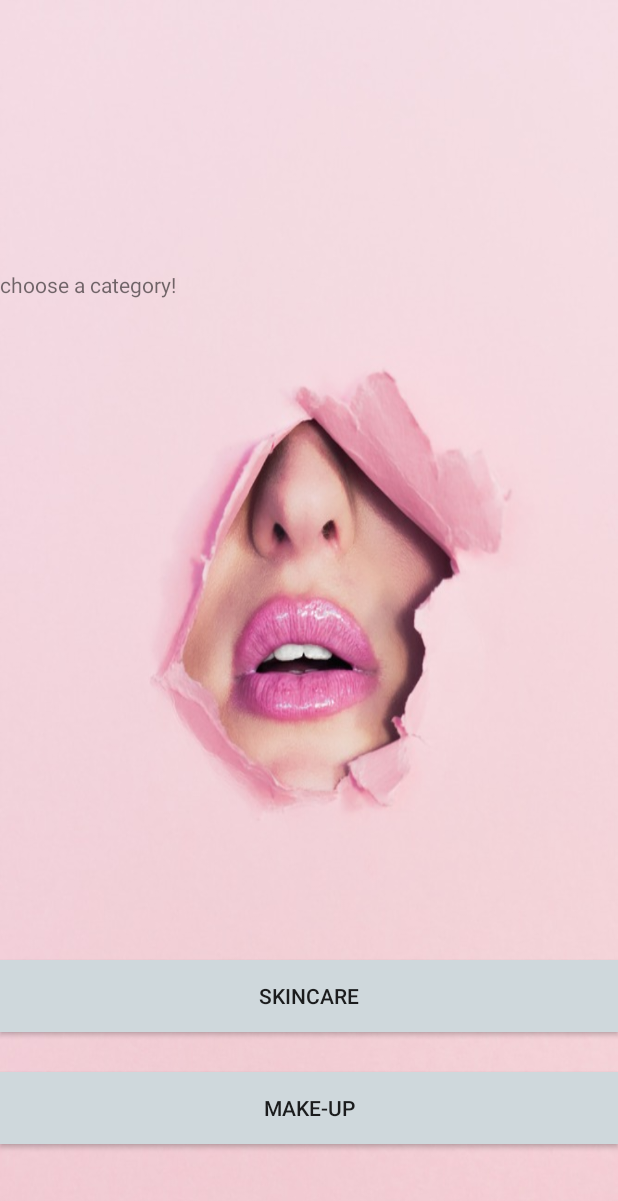
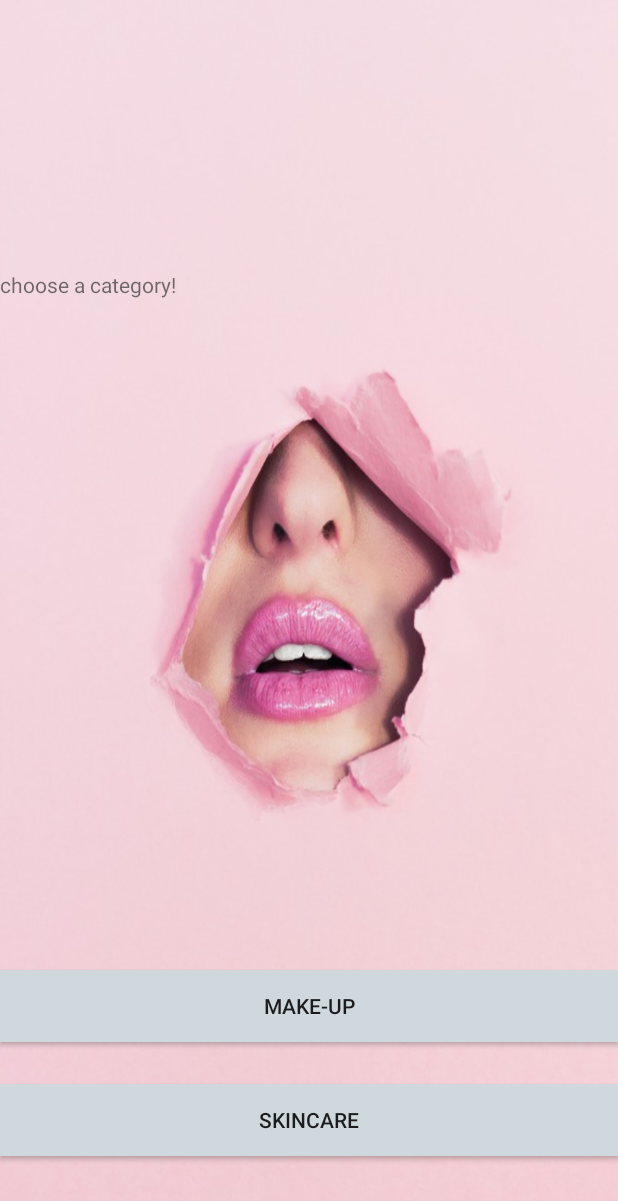
Before and after one commit to ya7skaa/BeautyWithin, an Android app: the layout home.xml on its own in the app's theme, with its tools: preview values and no code run, on a phone screen of 412 x 824 dp. Shown: the top 1201 px of the screen. Run offline under Robolectric (Android 15) with nearby library versions, the phone set to English and light mode, and no system bars.

Commit message:
created skincare layout and class

```diff
--- a/app/src/main/AndroidManifest.xml
+++ b/app/src/main/AndroidManifest.xml
@@ -9,7 +9,8 @@
         android:roundIcon="@mipmap/ic_launcher_round"
         android:supportsRtl="true"
         android:theme="@style/AppTheme">
-        <activity android:name=".Makeup"></activity>
+        <activity android:name=".Skincare"></activity>
+        <activity android:name=".MakeupActivity" />
         <activity android:name=".HomeActivity" />
         <activity android:name=".MainActivity">
             <intent-filter>
--- a/app/src/main/java/com/example/beautywithin/Makeup.java
+++ b/app/src/main/java/com/example/beautywithin/Skincare.java
@@ -3,11 +3,11 @@
 import android.support.v7.app.AppCompatActivity;
 import android.os.Bundle;
 
-public class Makeup extends AppCompatActivity {
+public class Skincare extends AppCompatActivity {
 
     @Override
     protected void onCreate(Bundle savedInstanceState) {
         super.onCreate(savedInstanceState);
-        setContentView(R.layout.activity_makeup);
+        setContentView(R.layout.activity_skincare);
     }
 }
--- a/app/src/main/res/layout/home.xml
+++ b/app/src/main/res/layout/home.xml
@@ -24,7 +24,7 @@
         android:layout_width="match_parent"
         android:layout_height="wrap_content"
         android:layout_alignParentBottom="true"
-        android:layout_marginBottom="61dp"
+        android:layout_marginBottom="129dp"
         android:background="@color/primary_light"
         android:text="MAKE-UP"
         tools:layout_editor_absoluteX="-16dp"
@@ -35,7 +35,7 @@
         android:layout_width="match_parent"
         android:layout_height="wrap_content"
         android:layout_alignParentBottom="true"
-        android:layout_marginBottom="136dp"
+        android:layout_marginBottom="53dp"
         android:background="@color/primary_light"
         android:text="SKINCARE"
         tools:layout_editor_absoluteX="0dp"
```
Also changed, not shown: app/src/main/java/com/example/beautywithin/MainActivity.java (+7 -0 lines), app/src/main/java/com/example/beautywithin/MakeupActivity.java (added, +13 -0 lines), app/src/main/res/layout/activity_skincare.xml (added, +9 -0 lines).
